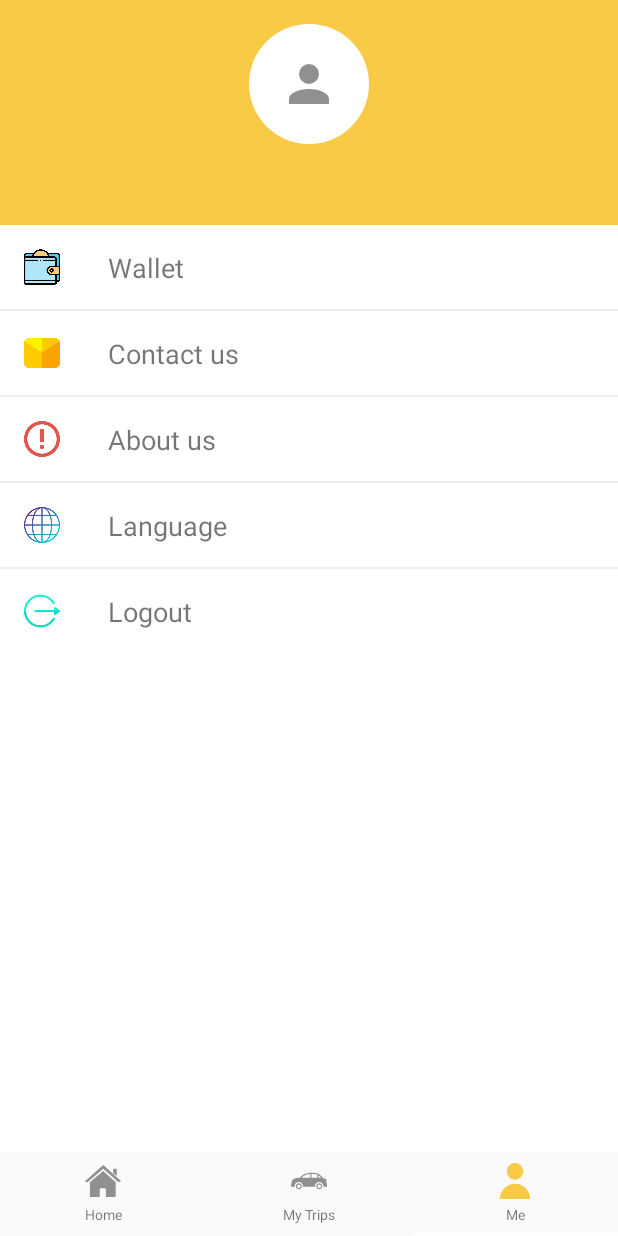
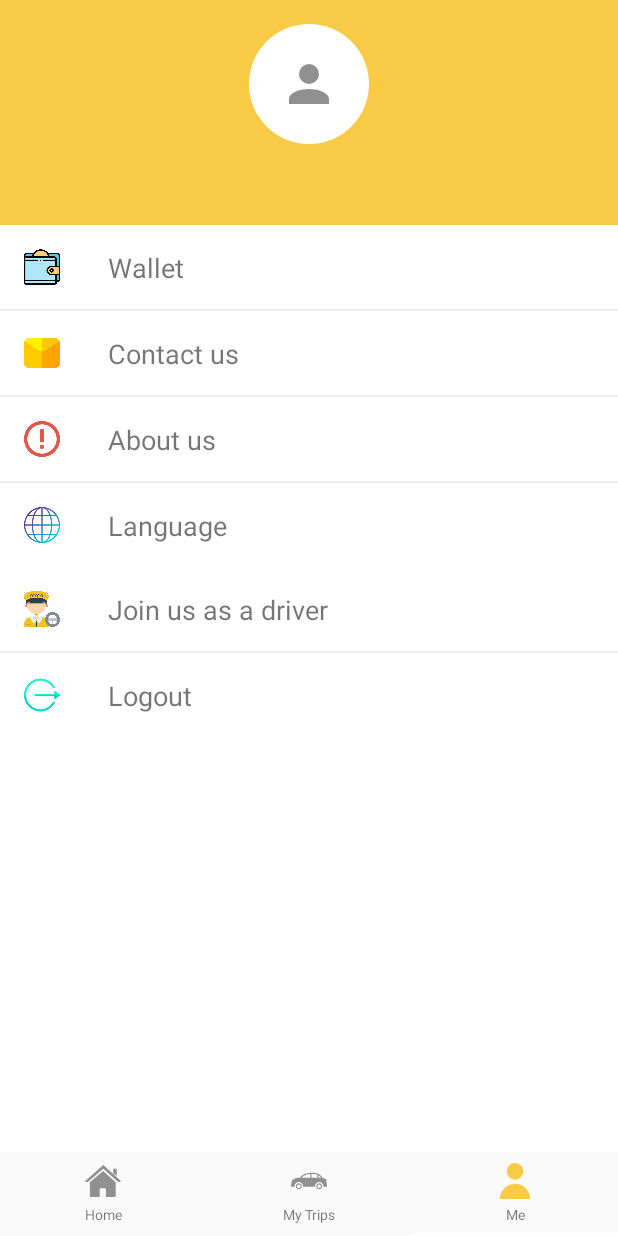
Before and after one commit to ahmedelmoselhy98/titoClient, an Android app: the screen it shows after launch once a user with an empty profile is signed in (MainActivity), item 3 of the bottom bar chosen, on a phone screen of 412 x 824 dp. Run offline under Robolectric (Android 15) with nearby library versions, the phone set to English and light mode, and no system bars; our stand-ins replace ButterKnife, Firebase (no records; nobody signed in at launch, a user with empty details on screens opened directly); libraries missing offline, so code that uses them is left out: com.facebook, com.facebook.login; 1 statement that could not run was skipped.

Commit message:
#commit_3

```diff
--- a/app/build.gradle
+++ b/app/build.gradle
@@ -6,8 +6,8 @@ android {
         applicationId "com.OrxtraDev.TitoApp"
         minSdkVersion 17
         targetSdkVersion 26
-        versionCode 4
-        versionName "1.4"
+        versionCode 5
+        versionName "1.5"
         testInstrumentationRunner "android.support.test.runner.AndroidJUnitRunner"
         vectorDrawables.useSupportLibrary = true
     }
--- a/app/src/main/java/com/OrxtraDev/TitoApp/MapsSendOrderActivity.java
+++ b/app/src/main/java/com/OrxtraDev/TitoApp/MapsSendOrderActivity.java
@@ -814,7 +814,7 @@ public class MapsSendOrderActivity extends AppCompatActivity implements OnMapRea
         final ArrayList<CategLocal> data = new ArrayList<>();
 
         data.add(new CategLocal(R.drawable.car0, "تيتو", "تيتو", "-L_wEOtpCYemDnlzh7Ys"));
-        data.add(new CategLocal(R.drawable.car1, "تيتو بلس", "تيتو بلس", "-LwEW_Y_YFhvEJgcccC"));
+        data.add(new CategLocal(R.drawable.car1, "تيتو بلس", "تيتو بلس", "-L_wEW_Y_YFhvEJgcccC"));
 
 
         final CategAdapter adapter = new CategAdapter(data, MapsSendOrderActivity.this, categId);
--- a/app/src/main/java/com/OrxtraDev/TitoApp/adapter/MyOrdersAdapter.java
+++ b/app/src/main/java/com/OrxtraDev/TitoApp/adapter/MyOrdersAdapter.java
@@ -50,9 +50,9 @@ public class MyOrdersAdapter extends RecyclerView.Adapter<MyOrdersAdapter.ViewHo
     public void onBindViewHolder(@NonNull ViewHolder holder, final int i) {
 
         if (!list.get(i).getTripPrice().isEmpty())
-            holder.priceTV.setText("SAR "+list.get(i).getTripPrice());
+            holder.priceTV.setText(context.getResources().getString(R.string.money)+list.get(i).getTripPrice());
         else
-            holder.priceTV.setText("SAR 0.0");
+            holder.priceTV.setText(context.getResources().getString(R.string.money)+" 0.0");
 
         holder.dateTV.setText(holder.handleDateFormat(Long.parseLong(list.get(i).getTime())));
 //        holder.fromTV.setText("(lat: " + list.get(i).getLat() + ", lon: " + list.get(i).getLang() + ")");
--- a/app/src/main/java/com/OrxtraDev/TitoApp/fragment/MapsFragment.java
+++ b/app/src/main/java/com/OrxtraDev/TitoApp/fragment/MapsFragment.java
@@ -153,13 +153,11 @@ public class MapsFragment extends Fragment implements GoogleMap.OnMyLocationButt
     /**
      * Request code for location permission request.
      *
-     * @see #onRequestPermissionsResult(int, String[], int[])
      */
     private static final int LOCATION_PERMISSION_REQUEST_CODE = 1;
 
     /**
      * Flag indicating whether a requested permission has been denied after returning in
-     * {@link #onRequestPermissionsResult(int, String[], int[])}.
      */
     private boolean mPermissionDenied = false;
 
--- a/app/src/main/res/layout/activity_main.xml
+++ b/app/src/main/res/layout/activity_main.xml
@@ -4,7 +4,6 @@
     xmlns:tools="http://schemas.android.com/tools"
     android:layout_width="match_parent"
     android:layout_height="match_parent"
-    android:layoutDirection="ltr"
     tools:context=".MainActivity">
 
 
--- a/app/src/main/res/layout/fragment_profile.xml
+++ b/app/src/main/res/layout/fragment_profile.xml
@@ -152,6 +152,29 @@
             android:textSize="18sp" />
 
     </LinearLayout>
+    <LinearLayout
+        android:layout_width="match_parent"
+        android:layout_height="wrap_content"
+        android:id="@+id/joindirver">
+
+        <ImageView
+            android:layout_width="40dp"
+            android:layout_height="40dp"
+            android:layout_margin="8dp"
+            android:padding="8dp"
+            app:srcCompat="@drawable/taxi_driver" />
+
+        <TextView
+            android:layout_width="match_parent"
+            android:layout_height="match_parent"
+            android:layout_gravity="center"
+            android:layout_margin="8dp"
+            android:gravity="center_vertical"
+            android:padding="8dp"
+            android:text="@string/join_as_driver"
+            android:textSize="18sp" />
+
+    </LinearLayout>
 
     <View
         android:layout_width="match_parent"
--- a/app/src/main/res/layout/item_my_orders.xml
+++ b/app/src/main/res/layout/item_my_orders.xml
@@ -37,7 +37,7 @@
             android:textSize="15sp"
             android:textStyle="bold"
             android:textColor="@color/black"
-            android:text="SAR 10.8" />
+            android:text="EGP 10.8" />
 
     </LinearLayout>
 
--- a/app/src/main/res/values/strings.xml
+++ b/app/src/main/res/values/strings.xml
@@ -62,7 +62,7 @@
     <string name="success">Success</string>
     <string name="fail">Failed</string>
     <string name="trip_price">Trip Price:</string>
-    <string name="pound">EG</string>
+    <string name="pound">EGP</string>
     <string name="trip_time">Trip Time:</string>
     <string name="trip_distance">Trip Distance:</string>
     <string name="kilometer">Kilometer</string>
@@ -75,6 +75,8 @@
     <string name="rate_trip">Trip Rate</string>
     <string name="trip_end">Trip end</string>
     <string name="call_dirver">Call driver</string>
+    <string name="join_as_driver">Join us as a driver</string>
+    <string name="money">EGP</string>
 
 
 </resources>
```
Also changed, not shown: app/src/main/java/com/OrxtraDev/TitoApp/fragment/ProfileFragment.java (+15 -3 lines), app/src/main/res/drawable/taxi_driver.png (added), 1 other file.
